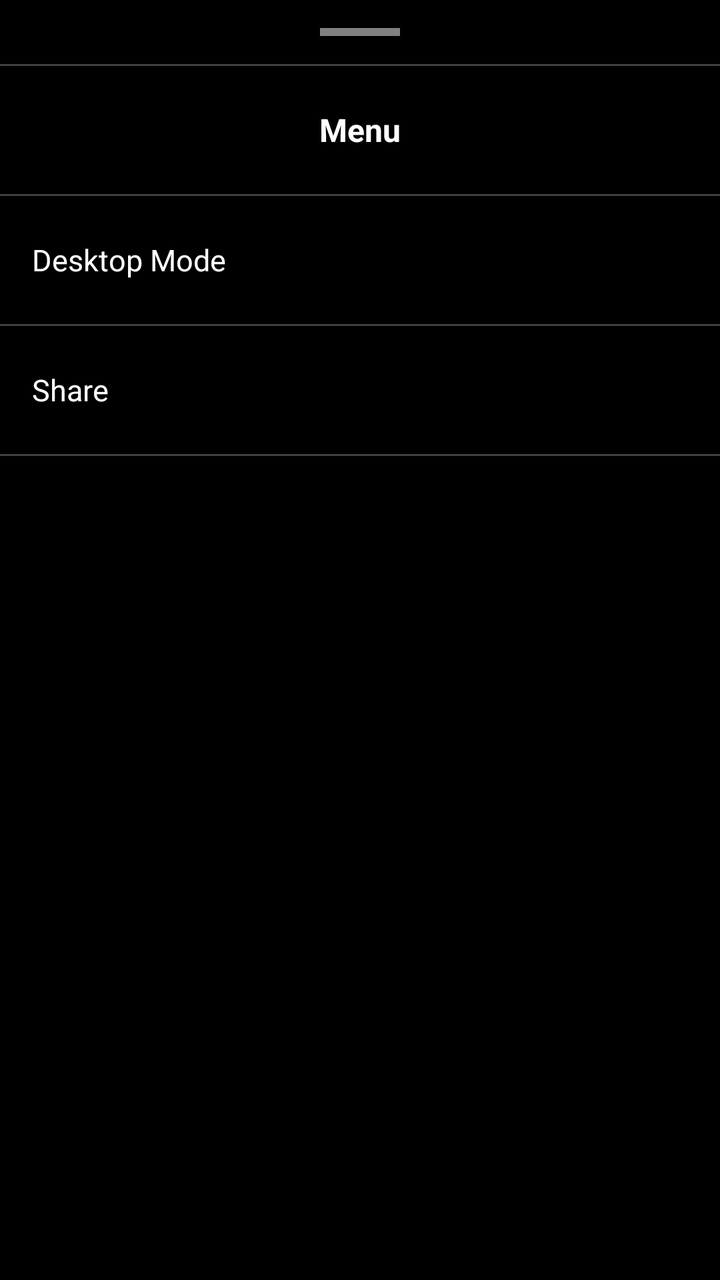
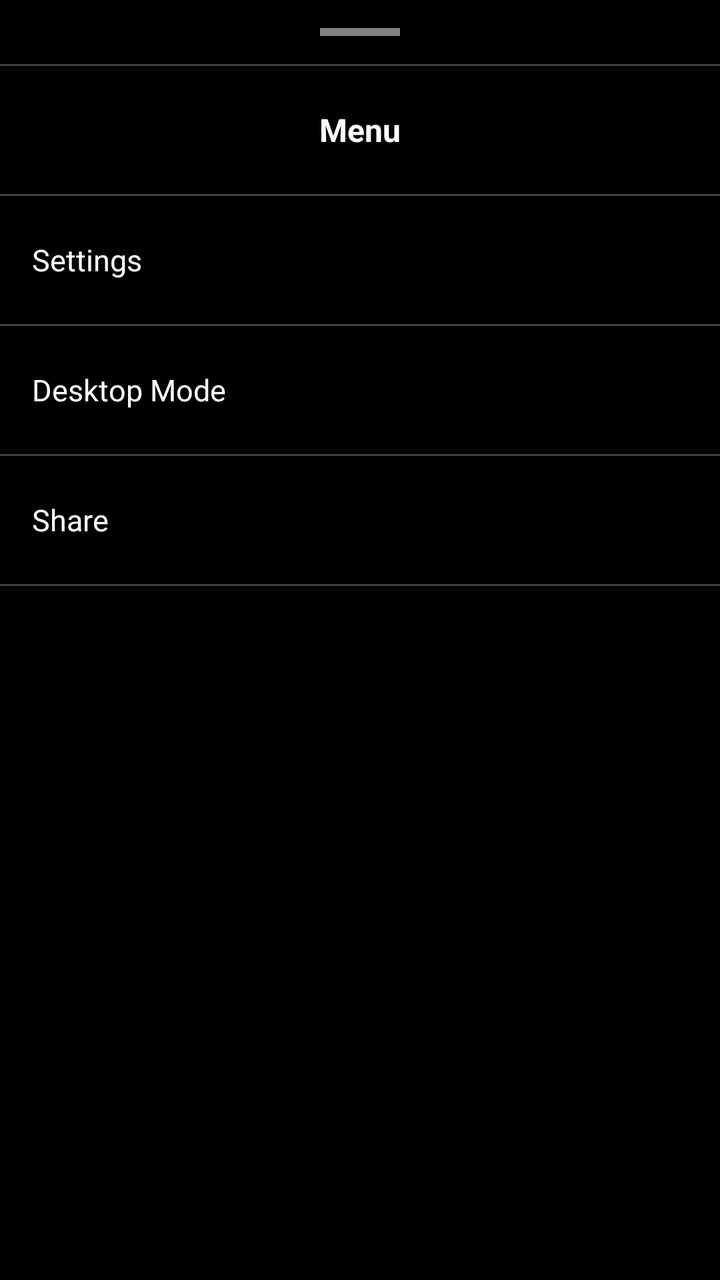

Screens rendered from an Android XML layout before and after an edit, with the pre-edit source and the edit as a unified diff.
<!-- AndroidManifest.xml: application theme Theme.GeckoBrowser -->
<!-- res/layout/activity_bottom_sheet_menu.xml -->
<?xml version="1.0" encoding="utf-8"?>
<ScrollView xmlns:android="http://schemas.android.com/apk/res/android"
    android:layout_width="match_parent"
    android:layout_height="match_parent"
    android:background="@android:color/black"
    android:fillViewport="true">

    <LinearLayout
        android:layout_width="match_parent"
        android:layout_height="wrap_content"
        android:orientation="vertical">

        <FrameLayout
            android:layout_width="match_parent"
            android:layout_height="32dp"
            android:gravity="center">

            <View
                android:layout_width="40dp"
                android:layout_height="4dp"
                android:layout_gravity="center"
                android:background="#80FFFFFF" />
        </FrameLayout>

        <View
            android:layout_width="match_parent"
            android:layout_height="1dp"
            android:background="@color/divider" />

        <TextView
            android:id="@+id/sheetTitle"
            android:layout_width="match_parent"
            android:layout_height="64dp"
            android:gravity="center"
            android:text="@string/more_menu_title"
            android:textColor="@color/text_primary"
            android:textSize="16sp"
            android:textStyle="bold" />

        <View
            android:layout_width="match_parent"
            android:layout_height="1dp"
            android:background="@color/divider" />

        <TextView
            android:id="@+id/sheetDesktopMode"
            android:layout_width="match_parent"
            android:layout_height="64dp"
            android:background="?android:attr/selectableItemBackground"
            android:gravity="center_vertical"
            android:paddingHorizontal="16dp"
            android:text="@string/menu_desktop_mode"
            android:textColor="@color/text_primary"
            android:textSize="15sp" />

        <View
            android:layout_width="match_parent"
            android:layout_height="1dp"
            android:background="@color/divider" />

        <TextView
            android:id="@+id/sheetShare"
            android:layout_width="match_parent"
            android:layout_height="64dp"
            android:background="?android:attr/selectableItemBackground"
            android:gravity="center_vertical"
            android:paddingHorizontal="16dp"
            android:text="@string/menu_share"
            android:textColor="@color/text_primary"
            android:textSize="15sp" />

        <View
            android:layout_width="match_parent"
            android:layout_height="1dp"
            android:background="@color/divider" />

    </LinearLayout>
</ScrollView>
<!-- resources referenced by this layout -->
<resources>
  <color name="divider">#80808080</color>
  <color name="text_primary">@android:color/white</color>
  <string name="menu_desktop_mode">Desktop Mode</string>
  <string name="menu_share">Share</string>
  <string name="more_menu_title">Menu</string>
  <style name="Theme.GeckoBrowser" parent="Theme.AppCompat.NoActionBar">
          <item name="android:windowNoTitle">true</item>
          <item name="android:windowFullscreen">false</item>
          <item name="android:statusBarColor">@android:color/black</item>
          <item name="android:navigationBarColor">@android:color/black</item>
          <item name="android:windowBackground">@color/bg</item>
      </style>
  <color name="bg">@android:color/black</color>
</resources>

<!-- the commit's change to res/layout/activity_bottom_sheet_menu.xml (unified diff, before → after) -->
@@ -43,6 +43,22 @@
             android:background="@color/divider" />
 
         <TextView
+            android:id="@+id/sheetSettings"
+            android:layout_width="match_parent"
+            android:layout_height="64dp"
+            android:background="?android:attr/selectableItemBackground"
+            android:gravity="center_vertical"
+            android:paddingHorizontal="16dp"
+            android:text="@string/menu_settings"
+            android:textColor="@color/text_primary"
+            android:textSize="15sp" />
+
+        <View
+            android:layout_width="match_parent"
+            android:layout_height="1dp"
+            android:background="@color/divider" />
+
+        <TextView
             android:id="@+id/sheetDesktopMode"
             android:layout_width="match_parent"
             android:layout_height="64dp"
<!-- resource entries referenced after the edit -->
@@ -3,6 +3,7 @@
   <color name="divider">#80808080</color>
   <color name="text_primary">@android:color/white</color>
   <string name="menu_desktop_mode">Desktop Mode</string>
+  <string name="menu_settings">Settings</string>
   <string name="menu_share">Share</string>
   <string name="more_menu_title">Menu</string>
   <style name="Theme.GeckoBrowser" parent="Theme.AppCompat.NoActionBar">
